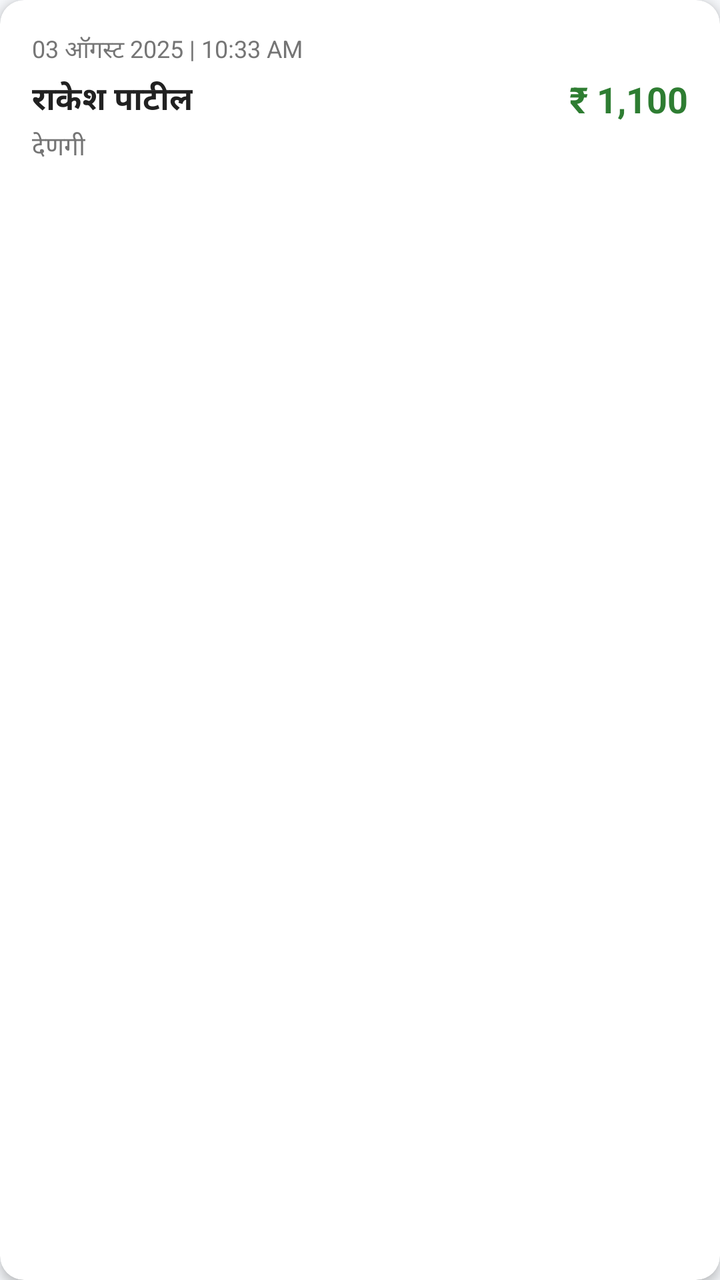
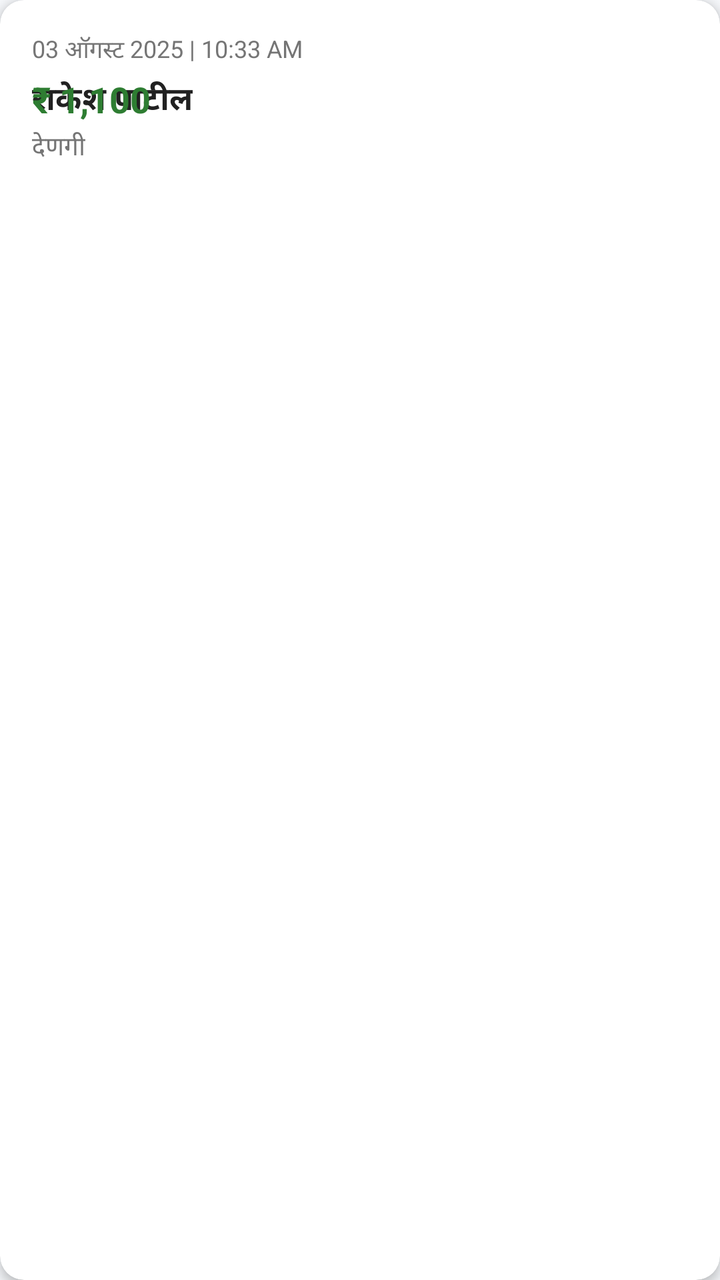

An Android layout rendered at two revisions. The XML below is the earlier revision; the diff shows what the commit changed to produce the second picture.
<!-- AndroidManifest.xml: application theme Theme.GaneshMitraMandal -->
<!-- res/layout/item_transaction.xml -->
<?xml version="1.0" encoding="utf-8"?>
<androidx.cardview.widget.CardView
    xmlns:android="http://schemas.android.com/apk/res/android"
    xmlns:app="http://schemas.android.com/apk/res-auto"
    android:layout_width="match_parent"
    android:layout_height="wrap_content"
    android:layout_marginHorizontal="12dp"
    android:layout_marginVertical="6dp"
    app:cardBackgroundColor="@color/card_bg"
    app:cardCornerRadius="12dp"
    app:cardElevation="3dp">

    <RelativeLayout
        android:layout_width="match_parent"
        android:layout_height="wrap_content"
        android:padding="16dp">

        
        <TextView
            android:id="@+id/tvDate"
            android:layout_width="wrap_content"
            android:layout_height="wrap_content"
            android:text="03 ऑगस्ट 2025 | 10:33 AM"
            android:textColor="@color/text_secondary"
            android:textSize="12sp" />

        
        <TextView
            android:id="@+id/tvTitle"
            android:layout_width="wrap_content"
            android:layout_height="wrap_content"
            android:layout_below="@id/tvDate"
            android:layout_marginTop="4dp"
            android:text="राकेश पाटील"
            android:textColor="@color/text_primary"
            android:textSize="16sp"
            android:textStyle="bold" />

        
        <TextView
            android:id="@+id/tvDetails"
            android:layout_width="wrap_content"
            android:layout_height="wrap_content"
            android:layout_below="@id/tvTitle"
            android:layout_marginTop="2dp"
            android:text="देणगी"
            android:textColor="@color/text_secondary"
            android:textSize="13sp" />

        
        <TextView
            android:id="@+id/tvAmount"
            android:layout_width="wrap_content"
            android:layout_height="wrap_content"
            android:layout_alignParentEnd="true"
            android:layout_centerVertical="true"
            android:text="₹ 1,100"
            android:textColor="@color/jama_green"
            android:textSize="18sp"
            android:textStyle="bold" />

    </RelativeLayout>
</androidx.cardview.widget.CardView>
<!-- resources referenced by this layout -->
<resources>
  <color name="card_bg">#FFFFFF</color>
  <color name="jama_green">#2E7D32</color>
  <color name="text_primary">#212121</color>
  <color name="text_secondary">#757575</color>
  <style name="Theme.GaneshMitraMandal" parent="Theme.MaterialComponents.Light.NoActionBar">
          <item name="colorPrimary">@color/primary_blue</item>
          <item name="colorPrimaryDark">@color/primary_blue_dark</item>
          <item name="colorAccent">@color/accent_orange</item>
          <item name="android:windowBackground">@color/bg_light</item>
          <item name="android:statusBarColor">@color/primary_blue_dark</item>
      </style>
  <color name="primary_blue">#0D47A1</color>
  <color name="primary_blue_dark">#082F6B</color>
  <color name="accent_orange">#FF6D00</color>
  <color name="bg_light">#F5F7FA</color>
</resources>

<!-- the commit's change to res/layout/item_transaction.xml (unified diff, before → after) -->
@@ -48,12 +48,25 @@
             android:textSize="13sp" />
 
         
+        <ImageView
+            android:id="@+id/btnDelete"
+            android:layout_width="28dp"
+            android:layout_height="28dp"
+            android:layout_alignParentEnd="true"
+            android:layout_centerVertical="true"
+            android:padding="4dp"
+            android:src="@android:drawable/ic_menu_delete"
+            android:visibility="gone"
+            app:tint="@color/kharch_red" />
+
+        
         <TextView
             android:id="@+id/tvAmount"
             android:layout_width="wrap_content"
             android:layout_height="wrap_content"
-            android:layout_alignParentEnd="true"
+            android:layout_toStartOf="@id/btnDelete"
             android:layout_centerVertical="true"
+            android:layout_marginEnd="8dp"
             android:text="₹ 1,100"
             android:textColor="@color/jama_green"
             android:textSize="18sp"
<!-- resource entries referenced after the edit -->
@@ -2,6 +2,7 @@
 <resources>
   <color name="card_bg">#FFFFFF</color>
   <color name="jama_green">#2E7D32</color>
+  <color name="kharch_red">#C62828</color>
   <color name="text_primary">#212121</color>
   <color name="text_secondary">#757575</color>
   <style name="Theme.GaneshMitraMandal" parent="Theme.MaterialComponents.Light.NoActionBar">
